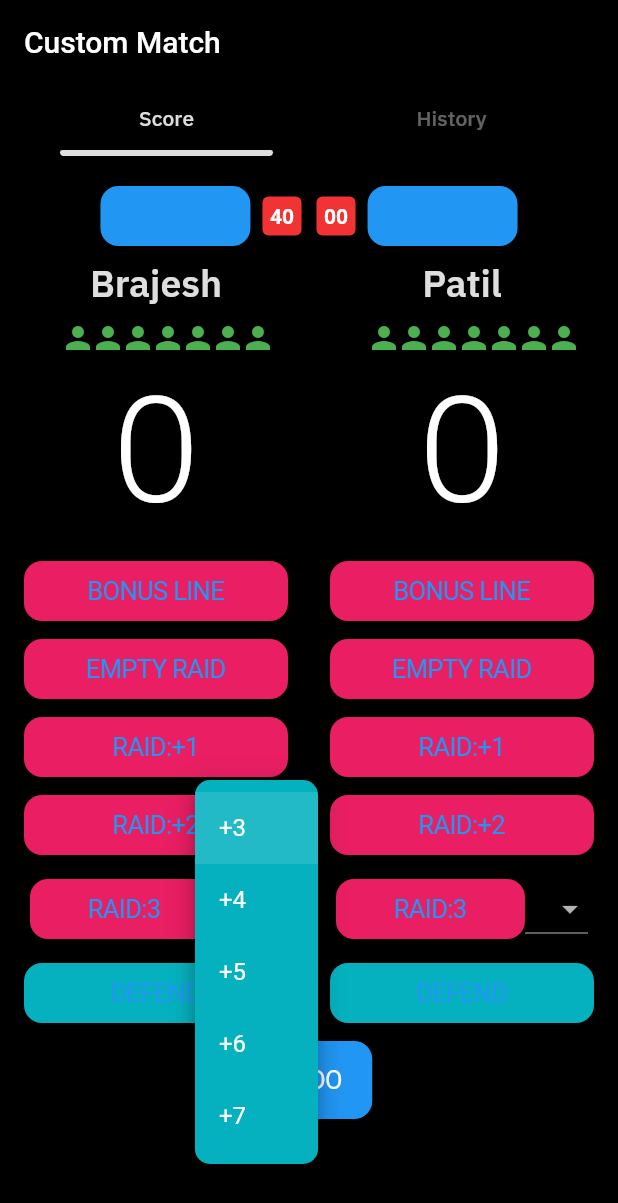
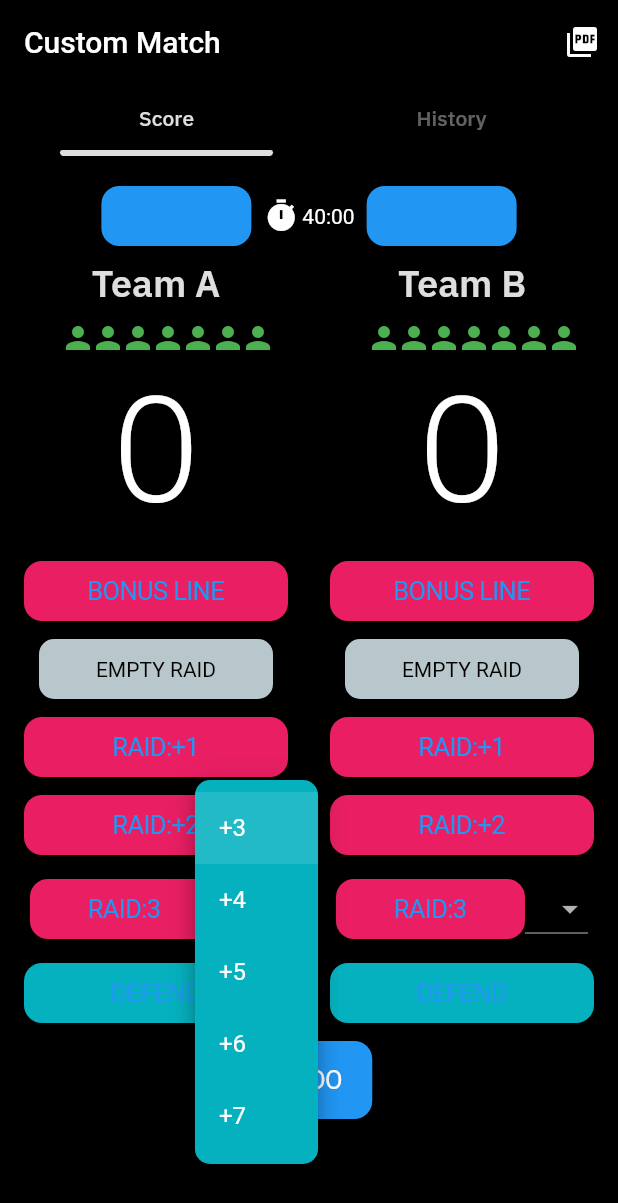
Before and after one commit to gani2267/kabbadi_score_board1, a Flutter app: the screen it shows after launch, after a tap on the "arrow drop down" icon, on a phone screen of 412 x 824 dp. Shown: the top 1203 px of the screen. Run offline on Flutter 3.47's test engine with Material 2 defaults, Android fonts, the light colour scheme and no system bars; drawn by our look-alikes of percent_indicator; our stand-ins replace bot_toast, google_fonts, responsive_framework, riverpod, slide_countdown, stop_watch_timer and 1 more; missing offline and left inert: stream_duration; Roboto replaces fonts that are missing (ibmPlexSans).

Commit message:
change Team Name completed

```diff
--- a/lib/providers/global_provider.dart
+++ b/lib/providers/global_provider.dart
@@ -119,8 +119,8 @@ class global_provider with ChangeNotifier{
     notifyListeners();
   }
 
-  String _teamAName = 'Brajesh';
-  String _teamBName = 'Patil';
+  String _teamAName = 'Team A';
+  String _teamBName = 'Team B';
 
   String get teamAname => _teamAName;
   String get teamBname => _teamBName;
--- a/lib/screens/home_screen.dart
+++ b/lib/screens/home_screen.dart
@@ -26,10 +26,30 @@ class _HomeScreenState extends State<HomeScreen> with SingleTickerProviderStateM
   @override
   Widget build(BuildContext context) {
     return Scaffold(
-      appBar: AppBar(
+      appBar:
+        // PreferredSize(
+      //   preferredSize: Size(double.maxFinite, 60),
+      //   child: Row(
+      //     mainAxisAlignment: MainAxisAlignment.spaceBetween,
+      //     children: [
+      //       Text('Custom Match'),
+      //       Icon(Icons.picture_as_pdf)
+      //     ],
+      //   ),
+      //
+      // ),
+
+      AppBar(
         backgroundColor: Colors.black,
         elevation: 0,
         title: const Text("Custom Match"),
+        actions: [
+          IconButton(
+              onPressed: () {
+
+              },
+              icon: const Icon(Icons.picture_as_pdf))
+        ],
       ),
       body: Padding(
         padding: const EdgeInsets.symmetric(horizontal: 16),
--- a/lib/screens/score_screen.dart
+++ b/lib/screens/score_screen.dart
@@ -1,10 +1,14 @@
+import 'dart:async';
+
 import 'package:flutter/cupertino.dart';
 import 'package:flutter/material.dart';
 
 import 'package:kabbadi_score_board/providers/timer_provider.dart';
 import 'package:kabbadi_score_board/widgets/customPlayer.dart';
+import 'package:percent_indicator/linear_percent_indicator.dart';
 import 'package:provider/provider.dart';
 import 'package:slide_countdown/slide_countdown.dart';
+import 'package:stop_watch_timer/stop_watch_timer.dart';
 import 'package:stream_duration/stream_duration.dart';
 import 'package:riverpod/riverpod.dart';
 
@@ -20,14 +24,22 @@ class ScoreScreen extends StatefulWidget {
 }
 
 class _ScoreScreenState extends State<ScoreScreen> {
+  late TextEditingController controller;
+  late TextEditingController controller_2;
   static StreamDuration _streamDuration= StreamDuration(
     const Duration(minutes: 40),
   );
 
+  final _stopWatchTimer = StopWatchTimer(
+    mode: StopWatchMode.countDown,
+    presetMillisecond: StopWatchTimer.getMilliSecFromMinute(40), // millisecond => minute.
+  );
+
   @override
   void initState() {
-
     super.initState();
+    controller= TextEditingController();
+    controller_2=TextEditingController();
   }
 
   @override
@@ -41,6 +53,8 @@ class _ScoreScreenState extends State<ScoreScreen> {
 
     int _playerTeamB = context.read<global_provider>().playerinB;
     int _playerTeamA = context.read<global_provider>().playerinA;
+    double _percentEmptyRaidA = 0;
+    double _percentEmptyRaidB = 0;
     return Consumer<global_provider>(
         builder: (BuildContext context, gp, Widget? child) {
     return SingleChildScrollView(
@@ -53,10 +67,11 @@ class _ScoreScreenState extends State<ScoreScreen> {
                   kbButton(width: 100, title:
                         "START", onTap: () =>
                         {
-                          // _isTimerPause = !_isTimerPause,
-                          // gp.changeValue(_isTimerPause),
-                          // gp.timer(!_isTimerPause),
-                          // _streamDuration.pause(),
+                          if(_stopWatchTimer.isRunning){
+                            _stopWatchTimer.onStopTimer()
+                          }else{
+                            _stopWatchTimer.onStartTimer()
+                          }
                         }, btnColor: Colors.blue),
                   SizedBox(
                     width: 8,
@@ -65,22 +80,26 @@ class _ScoreScreenState extends State<ScoreScreen> {
                     height: 40,
                     child: Row(
                       children: [
-                        SlideCountdownSeparated(duration:
-                        Duration(minutes: context.watch<TimeStrings>().min,
-                            seconds: context.watch<TimeStrings>().second),
-                        )
-                        // Icon(Icons.timer),
-                        // SizedBox(
-                        //   width: 2,
-                        // ),
-                        // Text(context
-                        //     .watch<TimeStrings>()
-                        //     .min
-                        //     .toString()+":"),
-                        // Text(context
-                        //     .watch<TimeStrings>()
-                        //     .second
-                        //     .toString()),
+                    StreamBuilder<int>(
+                    stream: _stopWatchTimer.rawTime,
+                      initialData: 0,
+                      builder: (context, snap) {
+                        final value = snap.data;
+                        final displayTime = StopWatchTimer.getDisplayTime(value!);
+                        String _displayTimeArrMid = displayTime.split('.').first;
+                        List<String> _displayTimeArr = _displayTimeArrMid.split(':');
+                        return Row(
+                          children: <Widget>[
+                            Icon(Icons.timer),
+                            SizedBox(
+                              width: 2,
+                            ),
+                            Text(_displayTimeArr[1]+":"),
+                            Text(_displayTimeArr[2])
+                          ],
+                        );
+                      },
+                    ),
                       ],
                     ),
                   ),
@@ -89,7 +108,7 @@ class _ScoreScreenState extends State<ScoreScreen> {
                   ),
                   kbButton(width: 100, title: "RESET", onTap: () =>
                   {
-                    // context.watch<TimeStrings>().ResetTime(),
+                    _stopWatchTimer.onResetTimer()
                   }, btnColor: Colors.blue),
                 ],
               ),
@@ -104,8 +123,10 @@ class _ScoreScreenState extends State<ScoreScreen> {
                     style: TextButton.styleFrom(
                       primary: Colors.blue,
                     ),
-                    onPressed: () {
-                      showDialog(context: context, builder: (BuildContext context) => changeTeamNameDialog);
+                    onPressed: () async {
+                      final TA= await openDialog();
+                      if(TA==null || TA.isEmpty) return;
+                      setState(() => gp.changeTeamAName(TA));
                     },
                     child: Text(gp.teamAname,style: headline5WhiteBold,),
                   ),
@@ -120,10 +141,35 @@ class _ScoreScreenState extends State<ScoreScreen> {
                     gp.addHistoryEle(gp.teamAname, 'BonusLine: +1')
                   }),
                   SizedBoxBtwBtns(),
-                  kbButton(width: _btnWidth, title: "EMPTY RAID", onTap: ()=>{
-                    gp.incrementA(0),
-                    gp.addHistoryEle(gp.teamAname, 'Empty Raid: +0')
-                  }),
+                  GestureDetector(
+                    child: new LinearPercentIndicator(
+                      width: _btnWidth,
+                      barRadius: Radius.circular(10),
+                      animation: true,
+                      animationDuration: 000,
+                      lineHeight: 40.0,
+                      percent: _percentEmptyRaidA,
+                      center: Text("EMPTY RAID",style: TextStyle(
+                        color: Colors.black
+                      ),),
+                      linearStrokeCap: LinearStrokeCap.butt,
+                      progressColor: Colors.red,
+                    ),
+                    onTap: () {
+                      gp.incrementA(0);
+                      gp.addHistoryEle(gp.teamAname, 'Empty Raid: +0');
+                      _percentEmptyRaidA += (1/3);
+                      Timer(Duration(seconds: 1), () {
+                        if(_percentEmptyRaidA == 1){
+                          _percentEmptyRaidA = 0;
+                        }
+                      });
+                    },
+                  ),
+                  // kbButton(width: _btnWidth, title: "EMPTY RAID", onTap: ()=>{
+                  //   gp.incrementA(0),
+                  //   gp.addHistoryEle(gp.teamAname, 'Empty Raid: +0')
+                  // }),
                   SizedBoxBtwBtns(),
                   kbButton(width: _btnWidth, title: "RAID:+1", onTap: ()=>{
                     gp.incrementA(1),
@@ -187,8 +233,10 @@ class _ScoreScreenState extends State<ScoreScreen> {
                     style: TextButton.styleFrom(
                       primary: Colors.blue,
                     ),
-                    onPressed: () {
-                      showDialog(context: context, builder: (BuildContext context) => changeTeamNameDialog);
+                    onPressed: () async {
+                      final TB= await OD();
+                      if(TB==null || TB.isEmpty) return;
+                      setState(() => gp.changeTeamBName(TB));
                     },
                     child: Text(gp.teamBname,style: headline5WhiteBold,),
                   ),
@@ -202,9 +250,35 @@ class _ScoreScreenState extends State<ScoreScreen> {
                     gp.addHistoryEle(gp.teamBname, 'BonusLine: +1')
                   }),
                   SizedBoxBtwBtns(),
-                  kbButton(width: _btnWidth, title: "EMPTY RAID", onTap: ()=>{gp.incrementB(0),
-                    gp.addHistoryEle(gp.teamBname, 'Empty Raid: +0')
-                  }),
+                  GestureDetector(
+                    child: new LinearPercentIndicator(
+                      width: _btnWidth,
+                      barRadius: Radius.circular(10),
+                      animation: true,
+                      animationDuration: 000,
+                      lineHeight: 40.0,
+                      percent: _percentEmptyRaidB,
+                      center: Text("EMPTY RAID",style: TextStyle(
+                          color: Colors.black
+                      ),),
+                      linearStrokeCap: LinearStrokeCap.butt,
+                      progressColor: Colors.red,
+                    ),
+                    onTap: () {
+                      gp.incrementB(0);
+                      gp.addHistoryEle(gp.teamBname, 'Empty Raid: +0');
+                      _percentEmptyRaidB += (1/3);
+                      Timer(Duration(seconds: 1), () {
+                        if(_percentEmptyRaidB == 1){
+                          _percentEmptyRaidB = 0;
+                        }
+                      });
+                    },
+                  ),
+                  // kbButton(width: _btnWidth, title: "EMPTY RAID", onTap: ()=>{
+                  //   gp.incrementB(0),
+                  //   gp.addHistoryEle(gp.teamBname, 'Empty Raid: +0')
+                  // }),
                   SizedBoxBtwBtns(),
                   kbButton(width: _btnWidth, title: "RAID:+1", onTap: ()=>{gp.incrementB(1),
                     gp.incrementplayerB(1),
@@ -321,4 +395,46 @@ class _ScoreScreenState extends State<ScoreScreen> {
       ),
     ),
       );
+
+  Future<String?> openDialog() => showDialog<String>(
+    context: context,
+    builder: (context) => AlertDialog(
+      title: Text('Your Team Name'),
+      content: TextField(
+        autofocus: true,
+        decoration: InputDecoration(hintText: 'Team A'),
+        controller: controller,
+      ),
+      actions: [
+        TextButton(onPressed: submit,
+          child: Text('SUBMIT'),
+        ),
+
+      ],
+    ),
+  );
+  Future<String?> OD() => showDialog<String>(
+    context: context,
+    builder: (context) => AlertDialog(
+      title: Text('Your Team Name'),
+      content: TextField(
+        autofocus: true,
+        decoration: InputDecoration(hintText: 'Team B'),
+        controller: controller_2,
+      ),
+      actions: [
+        TextButton(onPressed: sb,
+          child: Text('SUBMIT'),
+        ),
+
+      ],
+    ),
+  );
+  void sb(){
+    Navigator.of(context).pop(controller_2.text);
+  }
+  void submit(){
+    Navigator.of(context).pop(controller.text);
+
+  }
 }
--- a/pubspec.yaml
+++ b/pubspec.yaml
@@ -43,6 +43,8 @@ dependencies:
   provider: ^6.0.4
   slide_countdown: ^0.3.4
   riverpod: ^2.1.1
+  percent_indicator: ^4.2.2
+  stop_watch_timer: ^2.0.0
 
 dev_dependencies:
   flutter_test:
```
Also changed, not shown: pubspec.lock.
